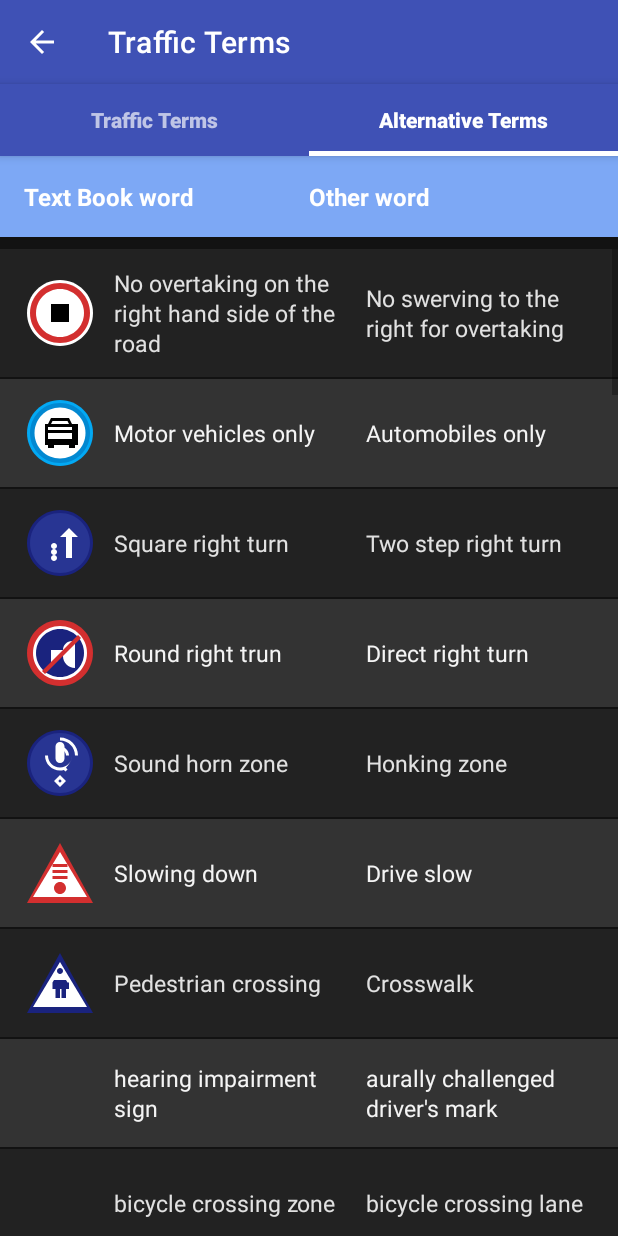
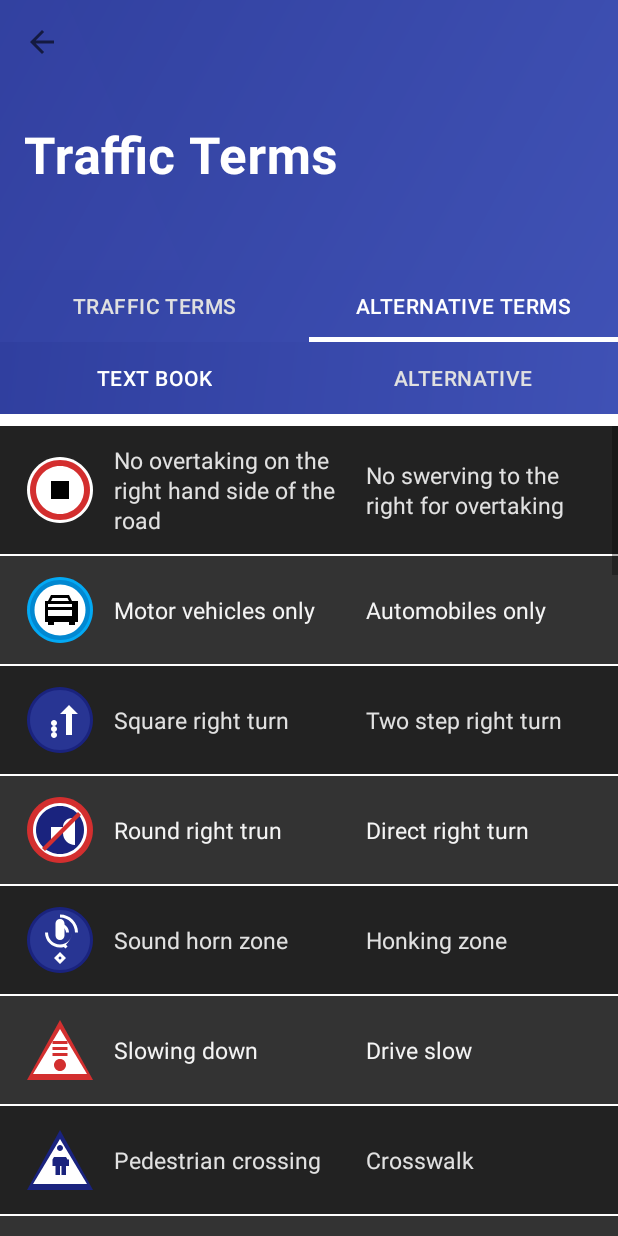
Before and after one commit to ahammedrohit/koyama-scheduler, an Android app: the TrafficTermsActivity screen opened directly, with no data from a screen before it, tab 2 chosen, on a phone screen of 412 x 824 dp. Run offline under Robolectric (Android 15) with nearby library versions, the phone set to English and light mode, and no system bars; our stand-ins replace CircleImageView.

Commit message:
small fixes

```diff
--- a/app/src/main/java/com/koyama/scheduler/ui/TrafficTermsActivity.java
+++ b/app/src/main/java/com/koyama/scheduler/ui/TrafficTermsActivity.java
@@ -4,6 +4,7 @@ import android.os.Bundle;
 import androidx.appcompat.app.AppCompatActivity;
 import androidx.appcompat.widget.Toolbar;
 import androidx.viewpager2.widget.ViewPager2;
+import com.google.android.material.appbar.CollapsingToolbarLayout;
 import com.google.android.material.tabs.TabLayout;
 import com.google.android.material.tabs.TabLayoutMediator;
 import com.koyama.scheduler.R;
@@ -21,7 +22,7 @@ public class TrafficTermsActivity extends AppCompatActivity {
         setSupportActionBar(toolbar);
         if (getSupportActionBar() != null) {
             getSupportActionBar().setDisplayHomeAsUpEnabled(true);
-            getSupportActionBar().setTitle(R.string.traffic_terms);
+            // Don't set title here, as it's set in the CollapsingToolbarLayout
             getSupportActionBar().setElevation(0);
         }
 
--- a/app/src/main/java/com/koyama/scheduler/ui/fragment/AlternativeTermsFragment.java
+++ b/app/src/main/java/com/koyama/scheduler/ui/fragment/AlternativeTermsFragment.java
@@ -9,6 +9,7 @@ import androidx.annotation.Nullable;
 import androidx.fragment.app.Fragment;
 import androidx.recyclerview.widget.LinearLayoutManager;
 import androidx.recyclerview.widget.RecyclerView;
+import com.google.android.material.tabs.TabLayout;
 import com.koyama.scheduler.R;
 import com.koyama.scheduler.adapter.AlternativeTermAdapter;
 import com.koyama.scheduler.model.AlternativeTerm;
@@ -16,6 +17,9 @@ import java.util.ArrayList;
 import java.util.List;
 
 public class AlternativeTermsFragment extends Fragment {
+
+    private RecyclerView recyclerView;
+    private AlternativeTermAdapter adapter;
 
     @Nullable
     @Override
@@ -27,12 +31,39 @@ public class AlternativeTermsFragment extends Fragment {
     public void onViewCreated(@NonNull View view, @Nullable Bundle savedInstanceState) {
         super.onViewCreated(view, savedInstanceState);
 
-        RecyclerView recyclerView = view.findViewById(R.id.recyclerView);
+        recyclerView = view.findViewById(R.id.recyclerView);
         recyclerView.setLayoutManager(new LinearLayoutManager(getContext()));
 
         List<AlternativeTerm> terms = getAlternativeTerms();
-        AlternativeTermAdapter adapter = new AlternativeTermAdapter(terms);
+        adapter = new AlternativeTermAdapter(terms);
         recyclerView.setAdapter(adapter);
+
+        // Set up terms tabs
+        TabLayout termsTabLayout = view.findViewById(R.id.termsTabLayout);
+        termsTabLayout.addOnTabSelectedListener(new TabLayout.OnTabSelectedListener() {
+            @Override
+            public void onTabSelected(TabLayout.Tab tab) {
+                // Handle tab selection (Text Book or Alternative)
+                // You can implement filtering or sorting based on the selected term type
+                if (tab.getPosition() == 0) {
+                    // Text Book selected
+                    // Currently displaying both terms by default
+                } else {
+                    // Alternative selected
+                    // If you want to implement filtering by term type, do it here
+                }
+            }
+
+            @Override
+            public void onTabUnselected(TabLayout.Tab tab) {
+                // Not needed for this implementation
+            }
+
+            @Override
+            public void onTabReselected(TabLayout.Tab tab) {
+                // Not needed for this implementation
+            }
+        });
     }
 
     private List<AlternativeTerm> getAlternativeTerms() {
--- a/app/src/main/java/com/koyama/scheduler/ui/fragment/TrafficTermsFragment.java
+++ b/app/src/main/java/com/koyama/scheduler/ui/fragment/TrafficTermsFragment.java
@@ -9,6 +9,7 @@ import androidx.annotation.Nullable;
 import androidx.fragment.app.Fragment;
 import androidx.recyclerview.widget.LinearLayoutManager;
 import androidx.recyclerview.widget.RecyclerView;
+import com.google.android.material.tabs.TabLayout;
 import com.koyama.scheduler.R;
 import com.koyama.scheduler.adapter.TrafficTermAdapter;
 import com.koyama.scheduler.model.TrafficTerm;
@@ -16,6 +17,9 @@ import java.util.ArrayList;
 import java.util.List;
 
 public class TrafficTermsFragment extends Fragment {
+
+    private RecyclerView recyclerView;
+    private TrafficTermAdapter adapter;
 
     @Nullable
     @Override
@@ -27,12 +31,39 @@ public class TrafficTermsFragment extends Fragment {
     public void onViewCreated(@NonNull View view, @Nullable Bundle savedInstanceState) {
         super.onViewCreated(view, savedInstanceState);
 
-        RecyclerView recyclerView = view.findViewById(R.id.recyclerView);
+        recyclerView = view.findViewById(R.id.recyclerView);
         recyclerView.setLayoutManager(new LinearLayoutManager(getContext()));
 
         List<TrafficTerm> terms = getTrafficTerms();
-        TrafficTermAdapter adapter = new TrafficTermAdapter(terms);
+        adapter = new TrafficTermAdapter(terms);
         recyclerView.setAdapter(adapter);
+
+        // Set up language tabs
+        TabLayout languageTabLayout = view.findViewById(R.id.languageTabLayout);
+        languageTabLayout.addOnTabSelectedListener(new TabLayout.OnTabSelectedListener() {
+            @Override
+            public void onTabSelected(TabLayout.Tab tab) {
+                // Handle tab selection (Japanese or English)
+                // You can implement filtering or sorting based on the selected language
+                if (tab.getPosition() == 0) {
+                    // Japanese selected
+                    // Currently displaying both languages by default
+                } else {
+                    // English selected
+                    // If you want to implement filtering by language, do it here
+                }
+            }
+
+            @Override
+            public void onTabUnselected(TabLayout.Tab tab) {
+                // Not needed for this implementation
+            }
+
+            @Override
+            public void onTabReselected(TabLayout.Tab tab) {
+                // Not needed for this implementation
+            }
+        });
     }
 
     private List<TrafficTerm> getTrafficTerms() {
--- a/app/src/main/res/layout/activity_traffic_terms.xml
+++ b/app/src/main/res/layout/activity_traffic_terms.xml
@@ -1,44 +1,64 @@
 <?xml version="1.0" encoding="utf-8"?>
-<LinearLayout xmlns:android="http://schemas.android.com/apk/res/android"
+<androidx.coordinatorlayout.widget.CoordinatorLayout xmlns:android="http://schemas.android.com/apk/res/android"
     xmlns:app="http://schemas.android.com/apk/res-auto"
+    xmlns:tools="http://schemas.android.com/tools"
     android:layout_width="match_parent"
     android:layout_height="match_parent"
-    android:orientation="vertical"
-    android:background="@color/background_dark">
+    android:background="?attr/colorSurface">
 
     <com.google.android.material.appbar.AppBarLayout
+        android:id="@+id/appbar"
         android:layout_width="match_parent"
         android:layout_height="wrap_content"
-        android:elevation="4dp">
+        android:background="@drawable/gradient_toolbar_background"
+        android:elevation="0dp"
+        app:elevation="0dp">
 
-        <androidx.appcompat.widget.Toolbar
-            android:id="@+id/toolbar"
+        <com.google.android.material.appbar.CollapsingToolbarLayout
             android:layout_width="match_parent"
-            android:layout_height="?attr/actionBarSize"
-            android:background="?attr/colorPrimary"
-            android:theme="@style/ThemeOverlay.AppCompat.Dark.ActionBar"
-            app:popupTheme="@style/ThemeOverlay.AppCompat.Light"
-            app:elevation="0dp" />
+            android:layout_height="180dp"
+            app:layout_scrollFlags="scroll|exitUntilCollapsed"
+            app:contentScrim="@drawable/gradient_toolbar_background"
+            app:expandedTitleMarginStart="16dp"
+            app:expandedTitleMarginBottom="64dp"
+            app:expandedTitleTextAppearance="@style/TextAppearance.KoyamaScheduler.CollapsingTitle"
+            app:title="@string/traffic_terms">
+
+            <ImageView
+                android:layout_width="match_parent"
+                android:layout_height="match_parent"
+                android:src="@drawable/pattern_overlay"
+                android:scaleType="centerCrop"
+                android:alpha="0.2"
+                app:layout_collapseMode="parallax"
+                app:layout_collapseParallaxMultiplier="0.7" />
+
+            <com.google.android.material.appbar.MaterialToolbar
+                android:id="@+id/toolbar"
+                android:layout_width="match_parent"
+                android:layout_height="?attr/actionBarSize"
+                app:layout_collapseMode="pin" />
+
+        </com.google.android.material.appbar.CollapsingToolbarLayout>
 
         <com.google.android.material.tabs.TabLayout
             android:id="@+id/tabLayout"
             android:layout_width="match_parent"
-            android:layout_height="wrap_content"
-            android:background="?attr/colorPrimary"
-            app:tabTextColor="#AAFFFFFF"
-            app:tabSelectedTextColor="#FFFFFF"
-            app:tabIndicatorColor="#FFFFFF"
+            android:layout_height="48dp"
+            android:background="@android:color/transparent"
+            app:tabIndicatorColor="@android:color/white"
             app:tabIndicatorHeight="3dp"
-            app:tabTextAppearance="@style/TabTextAppearance"
-            app:tabPaddingStart="16dp"
-            app:tabPaddingEnd="16dp"
-            android:elevation="4dp" />
+            app:tabMode="fixed"
+            app:tabGravity="fill"
+            app:tabTextAppearance="@style/TextAppearance.KoyamaScheduler.Tab"
+            app:tabSelectedTextColor="@android:color/white"
+            app:tabTextColor="#E0E0E0" />
     </com.google.android.material.appbar.AppBarLayout>
 
     <androidx.viewpager2.widget.ViewPager2
         android:id="@+id/viewPager"
         android:layout_width="match_parent"
-        android:layout_height="0dp"
-        android:layout_weight="1" />
+        android:layout_height="match_parent"
+        app:layout_behavior="@string/appbar_scrolling_view_behavior" />
 
-</LinearLayout>
+</androidx.coordinatorlayout.widget.CoordinatorLayout>
--- a/app/src/main/res/layout/fragment_alternative_terms.xml
+++ b/app/src/main/res/layout/fragment_alternative_terms.xml
@@ -1,42 +1,35 @@
 <?xml version="1.0" encoding="utf-8"?>
 <LinearLayout xmlns:android="http://schemas.android.com/apk/res/android"
+    xmlns:app="http://schemas.android.com/apk/res-auto"
     android:layout_width="match_parent"
     android:layout_height="match_parent"
     android:orientation="vertical"
-    android:background="@color/background_dark">
+    android:background="?attr/colorSurface">
 
-    <!-- Header row -->
-    <LinearLayout
+    <!-- Header row with Gradient Background -->
+    <com.google.android.material.tabs.TabLayout
+        android:id="@+id/termsTabLayout"
         android:layout_width="match_parent"
-        android:layout_height="wrap_content"
-        android:orientation="horizontal"
-        android:background="@color/primary_dark"
-        android:paddingTop="16dp"
-        android:paddingBottom="16dp"
-        android:paddingStart="16dp"
-        android:paddingEnd="16dp"
-        android:elevation="2dp">
+        android:layout_height="48dp"
+        android:background="@drawable/gradient_toolbar_background"
+        app:tabIndicatorColor="@android:color/white"
+        app:tabIndicatorHeight="0dp"
+        app:tabGravity="fill"
+        app:tabMode="fixed"
+        app:tabTextAppearance="@style/TextAppearance.KoyamaScheduler.Tab"
+        app:tabSelectedTextColor="@android:color/white"
+        app:tabTextColor="#E0E0E0">
 
-        <TextView
-            android:layout_width="0dp"
+        <com.google.android.material.tabs.TabItem
+            android:layout_width="wrap_content"
             android:layout_height="wrap_content"
-            android:layout_weight="1"
-            android:text="Text Book word"
-            android:textColor="@color/text_primary_dark"
-            android:textSize="16sp"
-            android:textStyle="bold"
-            android:gravity="start"/>
+            android:text="Text Book" />
 
-        <TextView
-            android:layout_width="0dp"
+        <com.google.android.material.tabs.TabItem
+            android:layout_width="wrap_content"
             android:layout_height="wrap_content"
-            android:layout_weight="1"
-            android:text="Other word"
-            android:textColor="@color/text_primary_dark"
-            android:textSize="16sp"
-            android:textStyle="bold"
-            android:gravity="start"/>
-    </LinearLayout>
+            android:text="Alternative" />
+    </com.google.android.material.tabs.TabLayout>
 
     <androidx.recyclerview.widget.RecyclerView
         android:id="@+id/recyclerView"
--- a/app/src/main/res/layout/fragment_traffic_terms.xml
+++ b/app/src/main/res/layout/fragment_traffic_terms.xml
@@ -1,42 +1,35 @@
 <?xml version="1.0" encoding="utf-8"?>
 <LinearLayout xmlns:android="http://schemas.android.com/apk/res/android"
+    xmlns:app="http://schemas.android.com/apk/res-auto"
     android:layout_width="match_parent"
     android:layout_height="match_parent"
     android:orientation="vertical"
-    android:background="@color/background_dark">
+    android:background="?attr/colorSurface">
 
-    <!-- Header row -->
-    <LinearLayout
+    <!-- Header row with Gradient Background -->
+    <com.google.android.material.tabs.TabLayout
+        android:id="@+id/languageTabLayout"
         android:layout_width="match_parent"
-        android:layout_height="wrap_content"
-        android:orientation="horizontal"
-        android:background="@color/primary_dark"
-        android:paddingTop="16dp"
-        android:paddingBottom="16dp"
-        android:paddingStart="16dp"
-        android:paddingEnd="16dp"
-        android:elevation="2dp">
+        android:layout_height="48dp"
+        android:background="@drawable/gradient_toolbar_background"
+        app:tabIndicatorColor="@android:color/white"
+        app:tabIndicatorHeight="0dp"
+        app:tabGravity="fill"
+        app:tabMode="fixed"
+        app:tabTextAppearance="@style/TextAppearance.KoyamaScheduler.Tab"
+        app:tabSelectedTextColor="@android:color/white"
+        app:tabTextColor="#E0E0E0">
 
-        <TextView
-            android:layout_width="0dp"
+        <com.google.android.material.tabs.TabItem
+            android:layout_width="wrap_content"
             android:layout_height="wrap_content"
-            android:layout_weight="1"
-            android:text="Japanese"
-            android:textColor="@color/text_primary_dark"
-            android:textSize="16sp"
-            android:textStyle="bold"
-            android:gravity="start"/>
+            android:text="Japanese" />
 
-        <TextView
-            android:layout_width="0dp"
+        <com.google.android.material.tabs.TabItem
+            android:layout_width="wrap_content"
             android:layout_height="wrap_content"
-            android:layout_weight="1"
-            android:text="English"
-            android:textColor="@color/text_primary_dark"
-            android:textSize="16sp"
-            android:textStyle="bold"
-            android:gravity="start"/>
-    </LinearLayout>
+            android:text="English" />
+    </com.google.android.material.tabs.TabLayout>
 
     <androidx.recyclerview.widget.RecyclerView
         android:id="@+id/recyclerView"
--- a/app/src/main/res/values/colors.xml
+++ b/app/src/main/res/values/colors.xml
@@ -38,6 +38,11 @@
     <color name="on_surface_dark">#E0E0E0</color>      <!-- Light gray text on dark surfaces -->
     <color name="error_dark">#CF6679</color>           <!-- Red for errors -->
     <color name="on_error_dark">#212121</color>        <!-- Dark gray text on error color -->
+
+    <!-- Dark theme Material You colors -->
+    <color name="primary_container_dark">#0D47A1</color>  <!-- Dark blue container -->
+    <color name="on_primary_container_dark">#D6E4FF</color> <!-- Light blue text on container -->
+    <color name="on_surface_variant_dark">#B0B0B0</color> <!-- Light gray variant surface text -->
 
     <!-- Lesson Type Colors - Material You palette -->
     <color name="lesson_at">#81C995</color>          <!-- Green -->
```
